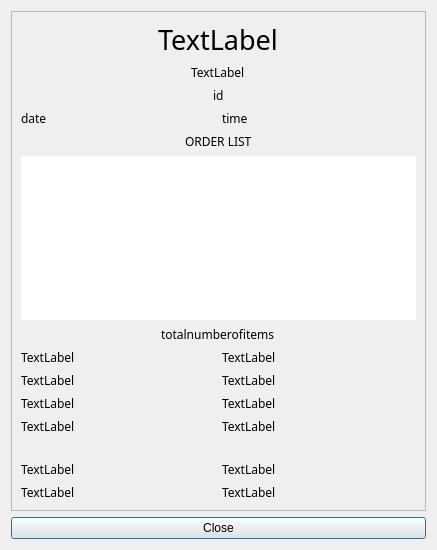
Above: viewreceipt.ui from PeteCastle/PEx5 before the change. Below: the same form after it.
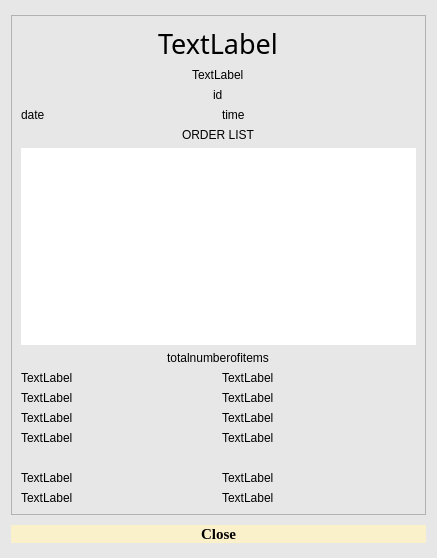
That is the form after the change.

Diff of the .ui file:
```diff
--- a/viewreceipt.ui
+++ b/viewreceipt.ui
@@ -7,11 +7,14 @@
     <x>0</x>
     <y>0</y>
     <width>437</width>
-    <height>548</height>
+    <height>558</height>
    </rect>
   </property>
   <property name="windowTitle">
-   <string>Dialog</string>
+   <string>Official Receipt</string>
+  </property>
+  <property name="styleSheet">
+   <string notr="true">background-color: rgb(231, 231, 231);</string>
   </property>
   <layout class="QVBoxLayout" name="verticalLayout" stretch="0,0">
    <item>
@@ -47,7 +50,7 @@
        <rect>
         <x>0</x>
         <y>0</y>
-        <width>417</width>
+        <width>413</width>
         <height>498</height>
        </rect>
       </property>
@@ -284,6 +287,19 @@
    </item>
    <item>
     <widget class="QPushButton" name="pushButton">
+     <property name="font">
+      <font>
+       <family>Georgia</family>
+       <pointsize>11</pointsize>
+       <bold>true</bold>
+      </font>
+     </property>
+     <property name="styleSheet">
+      <string notr="true">color: rgb(0, 0, 0);
+background-color: rgb(250, 240, 202);
+border-radius: 10px
+</string>
+     </property>
      <property name="text">
       <string>Close</string>
      </property>
```
